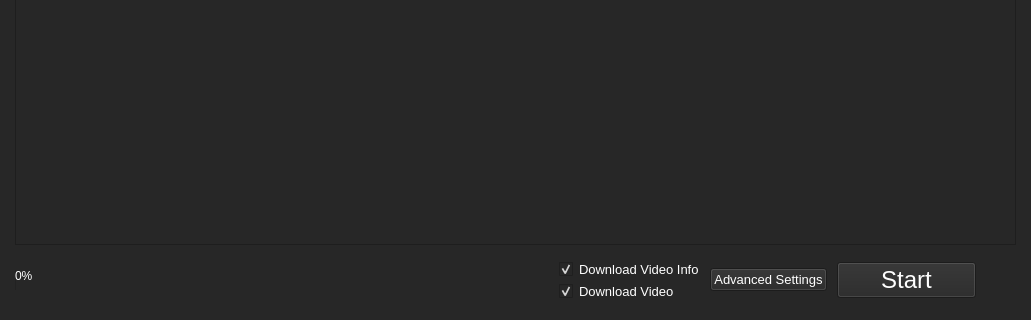
The window that outside/views_ui/Outside_MainWindow.ui (Outsider-corp/OutsideYT) describes before a commit, drawn with Qt 5; both pictures show x 0 to 1031 and y 314 to 634 of the 1031 by 634 pixel window.
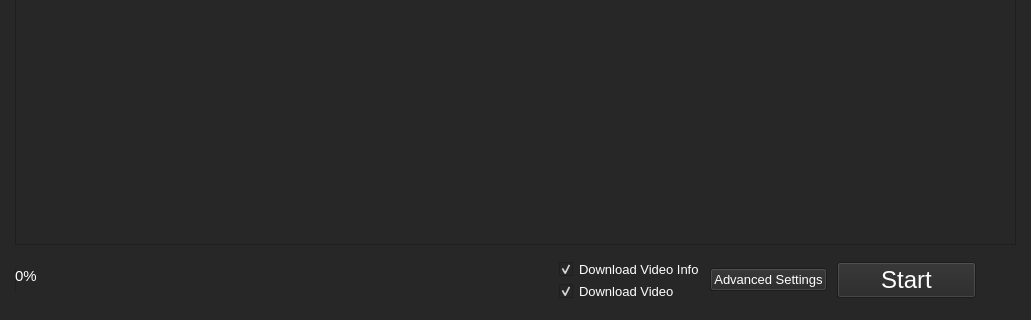
The same window after the commit. The open tabs and pages were chosen to show the change.

```diff
--- a/outside/views_ui/Outside_MainWindow.ui
+++ b/outside/views_ui/Outside_MainWindow.ui
@@ -1048,10 +1048,22 @@
             <property name="enabled">
              <bool>true</bool>
             </property>
+            <property name="sizePolicy">
+             <sizepolicy hsizetype="Expanding" vsizetype="Fixed">
+              <horstretch>0</horstretch>
+              <verstretch>0</verstretch>
+             </sizepolicy>
+            </property>
+            <property name="minimumSize">
+             <size>
+              <width>250</width>
+              <height>0</height>
+             </size>
+            </property>
             <property name="font">
              <font>
               <family>Arial</family>
-              <pointsize>9</pointsize>
+              <pointsize>11</pointsize>
              </font>
             </property>
             <property name="value">
@@ -1061,12 +1073,18 @@
           </item>
           <item>
            <widget class="QLabel" name="Download_Progress_Label">
+            <property name="sizePolicy">
+             <sizepolicy hsizetype="Expanding" vsizetype="Preferred">
+              <horstretch>0</horstretch>
+              <verstretch>0</verstretch>
+             </sizepolicy>
+            </property>
             <property name="font">
              <font>
               <family>Arial</family>
-              <pointsize>11</pointsize>
-              <weight>75</weight>
-              <bold>true</bold>
+              <pointsize>9</pointsize>
+              <weight>50</weight>
+              <bold>false</bold>
              </font>
             </property>
             <property name="text">
@@ -1074,19 +1092,6 @@
             </property>
            </widget>
           </item>
-          <item>
-           <spacer name="horizontalSpacer_24">
-            <property name="orientation">
-             <enum>Qt::Horizontal</enum>
-            </property>
-            <property name="sizeHint" stdset="0">
-             <size>
-              <width>40</width>
-              <height>20</height>
-             </size>
-            </property>
-           </spacer>
-          </item>
           <item>
            <layout class="QVBoxLayout" name="verticalLayout_5">
             <property name="spacing">
```
Left out of the diff: 4 changed lines with no effect on the pictures.
